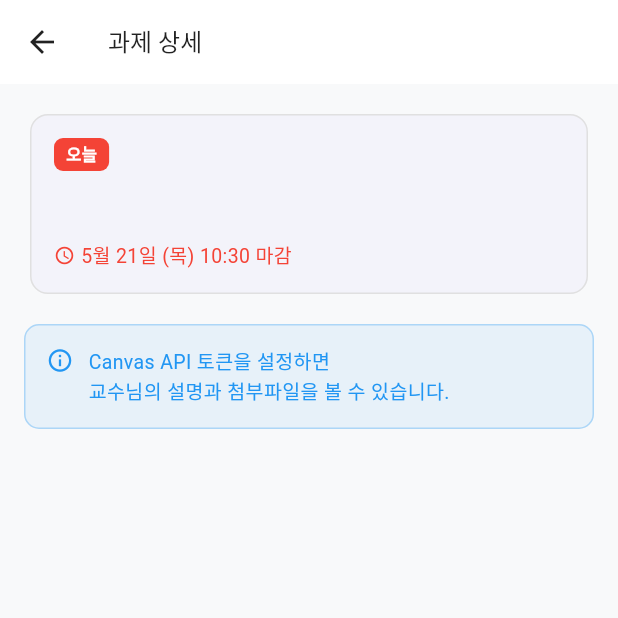
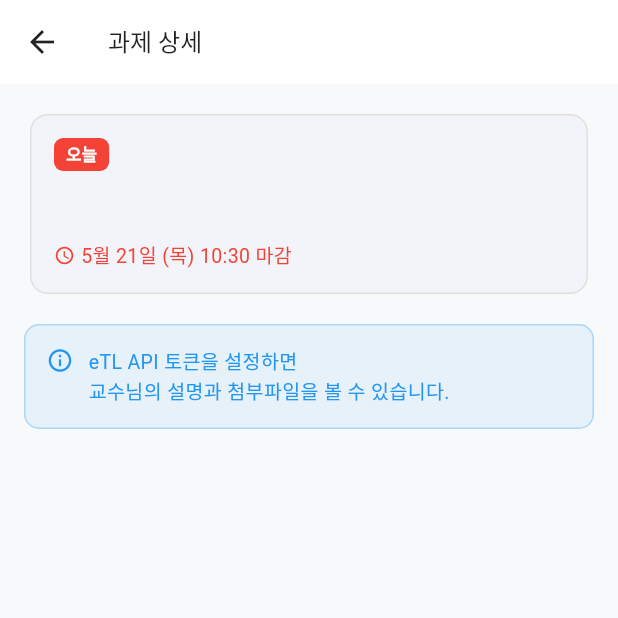
Before and after one commit to tom072677-lgtm/snu-assignment, a Flutter app: the AssignmentDetailScreen screen opened directly with empty values, on a phone screen of 412 x 824 dp, the top half of it. Run offline on Flutter 3.47's test engine with Material 3 defaults, Android fonts, the phone set to English and light mode, and no system bars; our stand-ins replace dio, firebase_core, firebase_messaging, flutter_local_notifications, flutter_riverpod, flutter_secure_storage and 5 more; missing offline and left inert: flutter_naver_map; accounts and stored records are empty; generated files the repository leaves out were written again; network calls fail.

Commit message:
fix: Canvas API 토큰 → eTL API 토큰으로 문구 통일

```diff
--- a/lib/features/assignments/presentation/assignment_detail_screen.dart
+++ b/lib/features/assignments/presentation/assignment_detail_screen.dart
@@ -90,7 +90,7 @@ class _AssignmentDetailScreenState
               _buildInfoBanner(
                 icon: Icons.info_outline,
                 color: Colors.blue,
-                message: 'Canvas API 토큰을 설정하면\n교수님의 설명과 첨부파일을 볼 수 있습니다.',
+                message: 'eTL API 토큰을 설정하면\n교수님의 설명과 첨부파일을 볼 수 있습니다.',
               ),
             ] else if (!a.hasDetail) ...[
               _buildInfoBanner(
```
